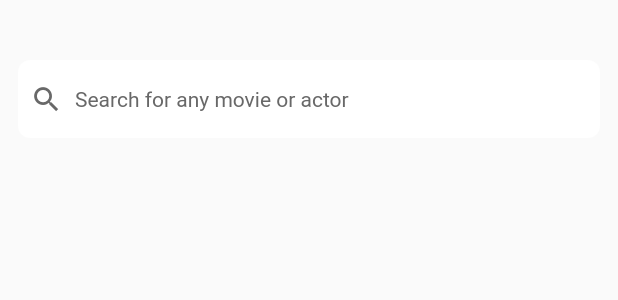
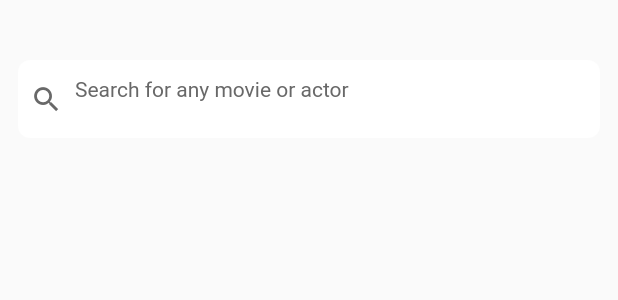
Before and after one commit to millerovv/movieowski, a Flutter app: the SearchBar widget shown alone on an empty page, opened directly with empty values, on a phone screen of 412 x 824 dp. Shown: the top 300 px of the screen. Run offline on Flutter 3.47's test engine with Material 2 defaults, Android fonts, the phone set to English and light mode, and no system bars; our stand-ins replace bloc, date_format, equatable, flutter_bloc, rxdart, shared_preferences and 2 more; accounts and stored records are empty; statements that could not run were skipped.

Commit message:
Fixed search bar padding

```diff
--- a/lib/src/ui/widget/search_bar.dart
+++ b/lib/src/ui/widget/search_bar.dart
@@ -62,8 +62,7 @@ class SearchBar extends StatelessWidget {
                         onChanged: onChanged,
                         decoration: InputDecoration(
                             border: InputBorder.none,
-                            // Set contentPadding to prevent incorrect layout of this TextField (bug?)
-                            contentPadding: EdgeInsets.all(0.0),
+                            contentPadding: EdgeInsets.only(bottom: 14),
                             hintText: 'Search for any movie or actor',
                             hintStyle: Theme.of(context).textTheme.body1.copyWith(color: AppColors.hintGrey)),
                       ),
```
Also changed, not shown: 1 other file.
